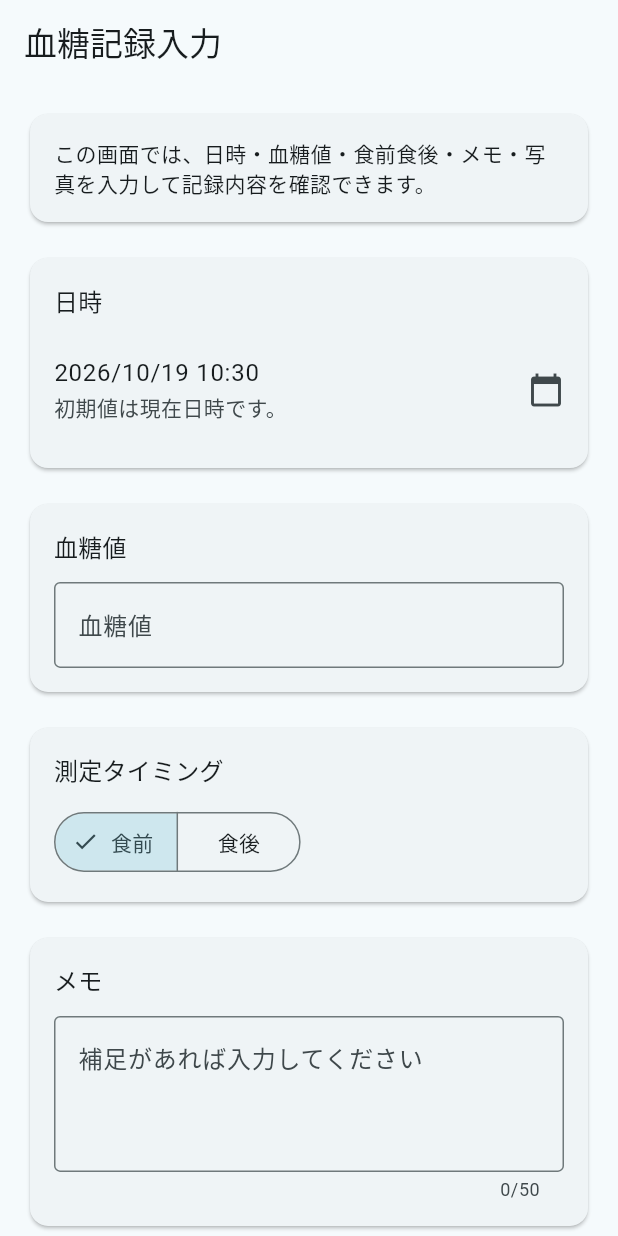
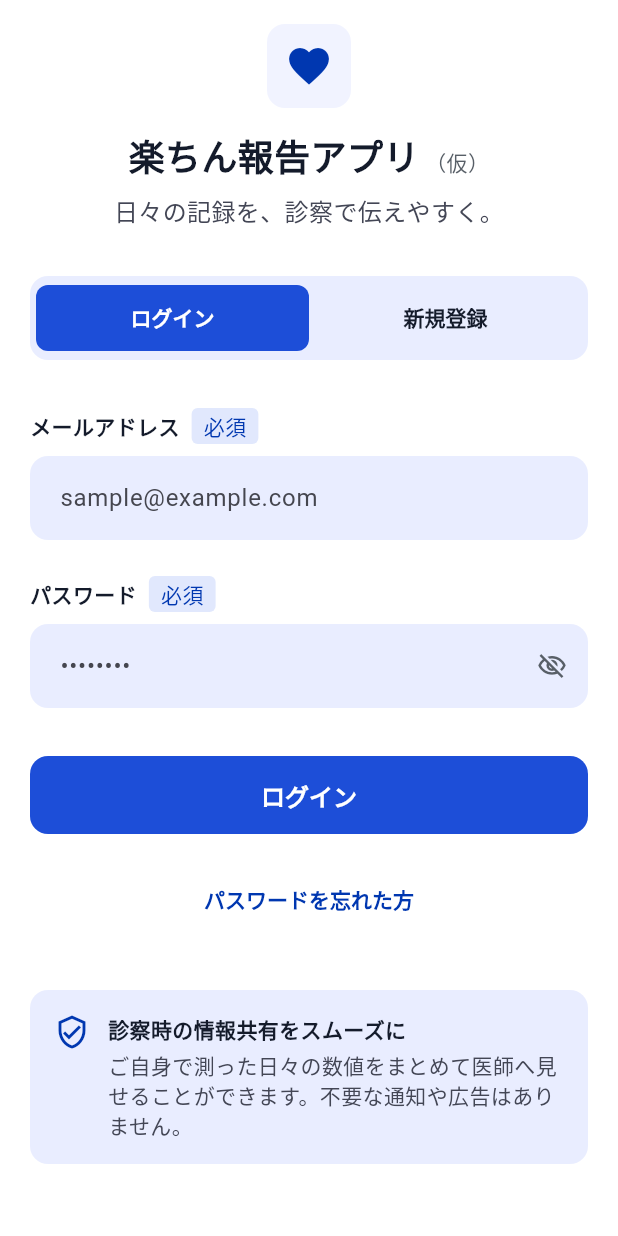
Before and after one commit to mokomokomoko847/health_care_app, a Flutter app: the screen it shows after launch, on a phone screen of 412 x 824 dp. Run offline on Flutter 3.47's test engine with Material 3 defaults, Android fonts, the phone set to English and light mode, and no system bars; our stand-ins replace image_picker, sqflite; accounts and stored records are empty.

Commit message:
feat: implement Flutter login and registration screen

```diff
--- a/lib/main.dart
+++ b/lib/main.dart
@@ -1,6 +1,6 @@
 import 'package:flutter/material.dart';
 
-import 'pages/record_input_page.dart';
+import 'pages/login_page.dart';
 
 void main() {
   runApp(const RakuchinReportApp());
@@ -16,7 +16,7 @@ class RakuchinReportApp extends StatelessWidget {
       theme: ThemeData(
         colorScheme: ColorScheme.fromSeed(seedColor: const Color(0xFF1F7A8C)),
       ),
-      home: const RecordInputPage(),
+      home: const LoginPage(),
     );
   }
 }
--- /dev/null
+++ b/lib/models/auth_input_validator.dart
@@ -0,0 +1,33 @@
+/// ログインと新規登録で共通の入力ルールを管理する。
+class AuthInputValidator {
+  const AuthInputValidator._();
+
+  static String? validateEmail(String? value) {
+    final email = value?.trim() ?? '';
+    if (email.isEmpty) {
+      return 'メールアドレスを入力してください';
+    }
+    if (!RegExp(r'^[^\s@]+@[^\s@]+\.[^\s@]+$').hasMatch(email)) {
+      return 'メールアドレスの形式を確認してください';
+    }
+    return null;
+  }
+
+  static String? validatePassword(
+    String? value, {
+    required bool isRegistering,
+  }) {
+    final password = value ?? '';
+    if (password.isEmpty) {
+      return 'パスワードを入力してください';
+    }
+    // ログイン時は既存の認証情報をそのまま扱い、登録条件は適用しない。
+    if (isRegistering &&
+        (password.length < 8 ||
+            !RegExp(r'[a-zA-Z]').hasMatch(password) ||
+            !RegExp(r'[0-9]').hasMatch(password))) {
+      return '8文字以上で、英字と数字をそれぞれ含めてください';
+    }
+    return null;
+  }
+}
--- /dev/null
+++ b/lib/pages/login_page.dart
@@ -0,0 +1,420 @@
+import 'package:flutter/material.dart';
+
+import '../models/auth_input_validator.dart';
+
+/// 添付デザインをFlutterで再現した認証フォーム。Firebase接続は別途行う。
+class LoginPage extends StatefulWidget {
+  const LoginPage({super.key});
+
+  @override
+  State<LoginPage> createState() => _LoginPageState();
+}
+
+class _LoginPageState extends State<LoginPage> {
+  static const _primary = Color(0xFF0037B0);
+  static const _primaryContainer = Color(0xFF1D4ED8);
+  static const _surfaceContainer = Color(0xFFE9EDFF);
+  static const _onSurface = Color(0xFF141B2B);
+  static const _onSurfaceVariant = Color(0xFF434655);
+
+  final _formKey = GlobalKey<FormState>();
+  final _emailController = TextEditingController();
+  final _passwordController = TextEditingController();
+  bool _isRegistering = false;
+  bool _obscurePassword = true;
+
+  @override
+  void dispose() {
+    _emailController.dispose();
+    _passwordController.dispose();
+    super.dispose();
+  }
+
+  void _switchMode(bool isRegistering) {
+    if (_isRegistering == isRegistering) return;
+    FocusScope.of(context).unfocus();
+    final email = _emailController.text;
+    _formKey.currentState?.reset();
+    _emailController.text = email;
+    setState(() {
+      _isRegistering = isRegistering;
+      // メールアドレスは保持し、モード切り替え時にはパスワードを消す。
+      _passwordController.clear();
+      _obscurePassword = true;
+    });
+  }
+
+  void _submit() {
+    if (!_formKey.currentState!.validate()) return;
+    FocusScope.of(context).unfocus();
+    _showNotConnectedMessage(
+      _isRegistering ? '新規登録' : 'ログイン',
+      'Firebase認証が未接続のため、まだ${_isRegistering ? '登録' : 'ログイン'}できません。',
+    );
+  }
+
+  Future<void> _showNotConnectedMessage(String title, String message) {
+    // 未接続の状態では成功を装わず、記録画面への遷移も行わない。
+    return showDialog<void>(
+      context: context,
+      builder: (context) => AlertDialog(
+        title: Text(title),
+        content: Text(message),
+        actions: [
+          TextButton(
+            onPressed: () => Navigator.of(context).pop(),
+            child: const Text('閉じる'),
+          ),
+        ],
+      ),
+    );
+  }
+
+  @override
+  Widget build(BuildContext context) {
+    // 既存の記録入力画面のテーマを変えず、認証画面だけに配色を適用する。
+    final theme = Theme.of(context);
+    return Theme(
+      data: theme.copyWith(
+        colorScheme: ColorScheme.fromSeed(
+          seedColor: _primaryContainer,
+          primary: _primary,
+          surface: Colors.white,
+          onSurface: _onSurface,
+        ),
+        textTheme: theme.textTheme.apply(
+          bodyColor: _onSurface,
+          displayColor: _onSurface,
+        ),
+      ),
+      child: Scaffold(
+        backgroundColor: Colors.white,
+        body: SafeArea(
+          child: Align(
+            alignment: Alignment.topCenter,
+            child: ConstrainedBox(
+              constraints: const BoxConstraints(maxWidth: 480),
+              child: SingleChildScrollView(
+                padding: const EdgeInsets.fromLTRB(20, 16, 20, 32),
+                keyboardDismissBehavior:
+                    ScrollViewKeyboardDismissBehavior.onDrag,
+                child: Column(
+                  crossAxisAlignment: CrossAxisAlignment.stretch,
+                  children: [
+                    _buildHeader(),
+                    const SizedBox(height: 32),
+                    _buildTabs(),
+                    const SizedBox(height: 32),
+                    _buildForm(),
+                    const SizedBox(height: 32),
+                    _buildInformationCard(),
+                  ],
+                ),
+              ),
+            ),
+          ),
+        ),
+      ),
+    );
+  }
+
+  Widget _buildHeader() {
+    return Column(
+      children: [
+        Container(
+          width: 56,
+          height: 56,
+          decoration: BoxDecoration(
+            color: const Color(0xFFF1F3FF),
+            borderRadius: BorderRadius.circular(12),
+          ),
+          child: const Icon(Icons.favorite, color: _primary, size: 32),
+        ),
+        const SizedBox(height: 16),
+        const Text.rich(
+          TextSpan(
+            text: '楽ちん報告アプリ',
+            children: [
+              TextSpan(
+                text: ' （仮）',
+                style: TextStyle(
+                  fontSize: 14,
+                  fontWeight: FontWeight.normal,
+                  color: Color(0xFF585F67),
+                ),
+              ),
+            ],
+          ),
+          textAlign: TextAlign.center,
+          style: TextStyle(
+            fontSize: 24,
+            height: 1.33,
+            fontWeight: FontWeight.bold,
+          ),
+        ),
+        const SizedBox(height: 8),
+        const Text(
+          '日々の記録を、診察で伝えやすく。',
+          textAlign: TextAlign.center,
+          style: TextStyle(fontSize: 16, height: 1.5, color: _onSurfaceVariant),
+        ),
+      ],
+    );
+  }
+
+  Widget _buildTabs() {
+    return Container(
+      padding: const EdgeInsets.all(4),
+      decoration: BoxDecoration(
+        color: _surfaceContainer,
+        borderRadius: BorderRadius.circular(12),
+      ),
+      child: Row(
+        children: [
+          _buildTab('ログイン', isRegistering: false),
+          _buildTab('新規登録', isRegistering: true),
+        ],
+      ),
+    );
+  }
+
+  Widget _buildTab(String label, {required bool isRegistering}) {
+    final selected = _isRegistering == isRegistering;
+    return Expanded(
+      child: Semantics(
+        selected: selected,
+        child: TextButton(
+          key: ValueKey(isRegistering ? 'registerTab' : 'loginTab'),
+          onPressed: () => _switchMode(isRegistering),
+          style: TextButton.styleFrom(
+            minimumSize: const Size(0, 44),
+            backgroundColor: selected ? _primaryContainer : Colors.transparent,
+            foregroundColor: selected ? Colors.white : _onSurface,
+            shape: RoundedRectangleBorder(
+              borderRadius: BorderRadius.circular(8),
+            ),
+            textStyle: const TextStyle(
+              fontSize: 14,
+              fontWeight: FontWeight.w600,
+            ),
+          ),
+          child: Text(label),
+        ),
+      ),
+    );
+  }
+
+  Widget _buildForm() {
+    return AutofillGroup(
+      child: Form(
+        key: _formKey,
+        child: Column(
+          crossAxisAlignment: CrossAxisAlignment.stretch,
+          children: [
+            _buildFieldLabel('メールアドレス'),
+            const SizedBox(height: 8),
+            Semantics(
+              label: 'メールアドレス',
+              child: TextFormField(
+                controller: _emailController,
+                decoration: _inputDecoration('sample@example.com'),
+                keyboardType: TextInputType.emailAddress,
+                textInputAction: TextInputAction.next,
+                autofillHints: const [AutofillHints.email],
+                autocorrect: false,
+                enableSuggestions: false,
+                validator: AuthInputValidator.validateEmail,
+              ),
+            ),
+            const SizedBox(height: 24),
+            _buildFieldLabel('パスワード'),
+            const SizedBox(height: 8),
+            Semantics(
+              label: 'パスワード',
+              child: TextFormField(
+                controller: _passwordController,
+                decoration: _inputDecoration('••••••••').copyWith(
+                  suffixIcon: IconButton(
+                    tooltip: _obscurePassword ? 'パスワードを表示' : 'パスワードを隠す',
+                    onPressed: () => setState(() {
+                      _obscurePassword = !_obscurePassword;
+                    }),
+                    icon: Icon(
+                      _obscurePassword
+                          ? Icons.visibility_off_outlined
+                          : Icons.visibility_outlined,
+                      color: const Color(0xFF585F67),
+                      size: 20,
+                    ),
+                  ),
+                ),
+                obscureText: _obscurePassword,
+                autofillHints: [
+                  _isRegistering
+                      ? AutofillHints.newPassword
+                      : AutofillHints.password,
+                ],
+                autocorrect: false,
+                enableSuggestions: false,
+                textInputAction: TextInputAction.done,
+                onFieldSubmitted: (_) => _submit(),
+                validator: (value) => AuthInputValidator.validatePassword(
+                  value,
+                  isRegistering: _isRegistering,
+                ),
+              ),
+            ),
+            if (_isRegistering) ...[
+              const SizedBox(height: 8),
+              const Row(
+                crossAxisAlignment: CrossAxisAlignment.start,
+                children: [
+                  Icon(Icons.info_outline, size: 18, color: _onSurfaceVariant),
+                  SizedBox(width: 6),
+                  Expanded(
+                    child: Text(
+                      '8文字以上・英字と数字をそれぞれ1文字以上。記号も使えます。',
+                      style: TextStyle(
+                        fontSize: 14,
+                        height: 1.43,
+                        color: _onSurfaceVariant,
+                      ),
+                    ),
+                  ),
+                ],
+              ),
+            ],
+            const SizedBox(height: 32),
+            FilledButton(
+              key: const ValueKey('authSubmit'),
+              onPressed: _submit,
+              style: FilledButton.styleFrom(
+                backgroundColor: _primaryContainer,
+                foregroundColor: Colors.white,
+                minimumSize: const Size(double.infinity, 52),
+                shape: RoundedRectangleBorder(
+                  borderRadius: BorderRadius.circular(12),
+                ),
+                textStyle: const TextStyle(
+                  fontSize: 16,
+                  fontWeight: FontWeight.bold,
+                ),
+              ),
+              child: Text(_isRegistering ? '新規登録' : 'ログイン'),
+            ),
+            const SizedBox(height: 16),
+            if (_isRegistering)
+              const Padding(
+                padding: EdgeInsets.symmetric(horizontal: 8, vertical: 4),
+                child: Text(
+                  '登録ボタンを押すと確認メールが届きます。\nメール内のリンクをタップして登録を完了してください。',
+                  textAlign: TextAlign.center,
+                  style: TextStyle(
+                    fontSize: 14,
+                    height: 1.6,
+                    color: _onSurfaceVariant,
+                  ),
+                ),
+              )
+            else
+              Center(
+                child: TextButton(
+                  onPressed: () => _showNotConnectedMessage(
+                    'パスワードの再設定',
+                    'Firebase認証が未接続のため、まだ再設定メールを送信できません。',
+                  ),
+                  style: TextButton.styleFrom(
+                    foregroundColor: _primary,
+                    minimumSize: const Size(48, 56),
+                    textStyle: const TextStyle(
+                      fontSize: 14,
+                      fontWeight: FontWeight.w600,
+                    ),
+                  ),
+                  child: const Text('パスワードを忘れた方'),
+                ),
+              ),
+          ],
+        ),
+      ),
+    );
+  }
+
+  Widget _buildFieldLabel(String label) {
+    return Row(
+      children: [
+        Text(
+          label,
+          style: const TextStyle(fontSize: 14, fontWeight: FontWeight.w600),
+        ),
+        const SizedBox(width: 8),
+        Container(
+          padding: const EdgeInsets.symmetric(horizontal: 8, vertical: 2),
+          decoration: BoxDecoration(
+            color: const Color(0xFFE1E8FD),
+            borderRadius: BorderRadius.circular(4),
+          ),
+          child: const Text(
+            '必須',
+            style: TextStyle(fontSize: 14, color: _primary),
+          ),
+        ),
+      ],
+    );
+  }
+
+  InputDecoration _inputDecoration(String hint) {
+    return InputDecoration(
+      hintText: hint,
+      filled: true,
+      fillColor: _surfaceContainer,
+      contentPadding: const EdgeInsets.symmetric(horizontal: 16, vertical: 16),
+      border: OutlineInputBorder(
+        borderRadius: BorderRadius.circular(12),
+        borderSide: BorderSide.none,
+      ),
+      focusedBorder: OutlineInputBorder(
+        borderRadius: BorderRadius.circular(12),
+        borderSide: const BorderSide(color: _primary, width: 2),
+      ),
+      errorMaxLines: 3,
+    );
+  }
+
+  Widget _buildInformationCard() {
+    return Container(
+      padding: const EdgeInsets.all(16),
+      decoration: BoxDecoration(
+        color: _surfaceContainer,
+        borderRadius: BorderRadius.circular(12),
+      ),
+      child: const Row(
+        crossAxisAlignment: CrossAxisAlignment.start,
+        children: [
+          Icon(Icons.verified_user_outlined, color: _primary, size: 24),
+          SizedBox(width: 12),
+          Expanded(
+            child: Column(
+              crossAxisAlignment: CrossAxisAlignment.start,
+              children: [
+                Text(
+                  '診察時の情報共有をスムーズに',
+                  style: TextStyle(fontSize: 14, fontWeight: FontWeight.w600),
+                ),
+                SizedBox(height: 4),
+                Text(
+                  'ご自身で測った日々の数値をまとめて医師へ見せることができます。不要な通知や広告はありません。',
+                  style: TextStyle(
+                    fontSize: 14,
+                    height: 1.43,
+                    color: _onSurfaceVariant,
+                  ),
+                ),
+              ],
+            ),
+          ),
+        ],
+      ),
+    );
+  }
+}
```
Also changed, not shown: 3 other files.
